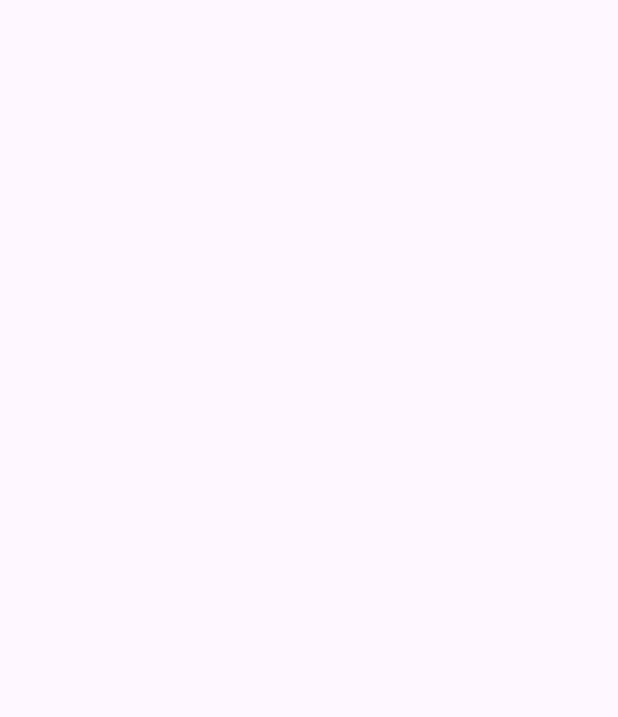
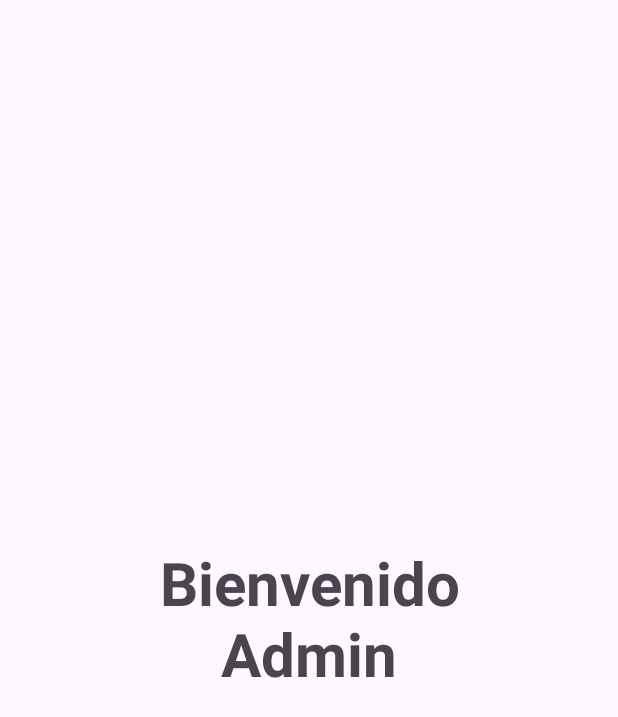
Before and after one commit to jordyAym/Lab02_IDNP, an Android app: the HomeActivity screen opened directly, with no data from a screen before it, on a phone screen of 412 x 824 dp. Before the commit the part shown is empty. Shown: the top 717 px of the screen. Run offline under Robolectric (Android 15) with nearby library versions, the phone set to English and light mode, and no system bars.

Commit message:
Se modifica el layout del homeActivity, integrando el mensaje de bienvenida

```diff
--- a/LoginSample/app/src/main/java/com/example/loginsample/HomeActivity.java
+++ b/LoginSample/app/src/main/java/com/example/loginsample/HomeActivity.java
@@ -3,6 +3,7 @@ package com.example.loginsample;
 import android.content.Intent;
 import android.os.Bundle;
 import android.util.Log;
+import android.widget.TextView;
 
 import androidx.activity.EdgeToEdge;
 import androidx.appcompat.app.AppCompatActivity;
@@ -34,6 +35,9 @@ public class HomeActivity extends AppCompatActivity {
 
             // Ahora tienes el objeto AccountEntity deserializado
             Log.d("HomeActivity", "Recibido: " + accountEntity.getFirstname());
+            TextView edtTextBienvenida = findViewById(R.id.edtTextBienvenida);
+            String username = accountEntity.getUsername();
+            edtTextBienvenida.setText("Bienvenido " + username);
         } else {
             Log.d("HomeActivity", "No se recibió ningún objeto de cuenta");
         }
--- a/LoginSample/app/src/main/res/layout/activity_home.xml
+++ b/LoginSample/app/src/main/res/layout/activity_home.xml
@@ -7,4 +7,18 @@
     android:layout_height="match_parent"
     tools:context=".HomeActivity">
 
+    <TextView
+        android:id="@+id/edtTextBienvenida"
+        android:layout_width="218dp"
+        android:layout_height="173dp"
+        android:layout_marginStart="5dp"
+        android:layout_marginEnd="5dp"
+        android:text="Bienvenido Admin"
+        android:textSize="40dp"
+        android:gravity="center"
+        android:textStyle="bold"
+        app:layout_constraintBottom_toBottomOf="parent"
+        app:layout_constraintEnd_toEndOf="parent"
+        app:layout_constraintStart_toStartOf="parent"
+        app:layout_constraintTop_toTopOf="parent" />
 </androidx.constraintlayout.widget.ConstraintLayout>
```
